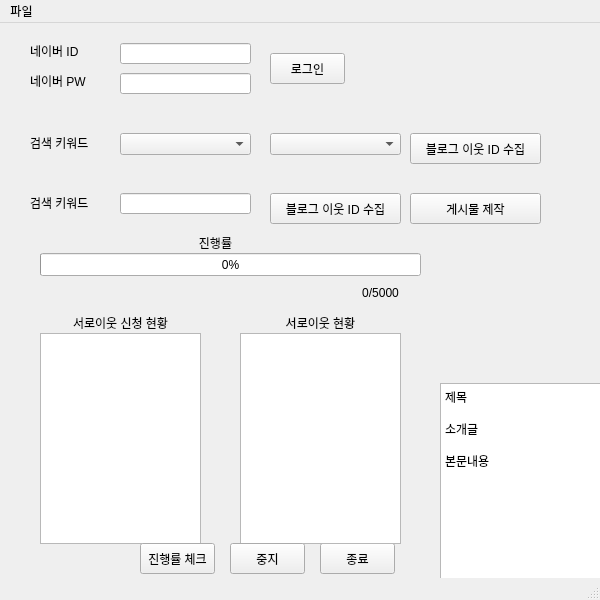
jae-heo/blog-manager, file requirement.ui: the form before one commit.
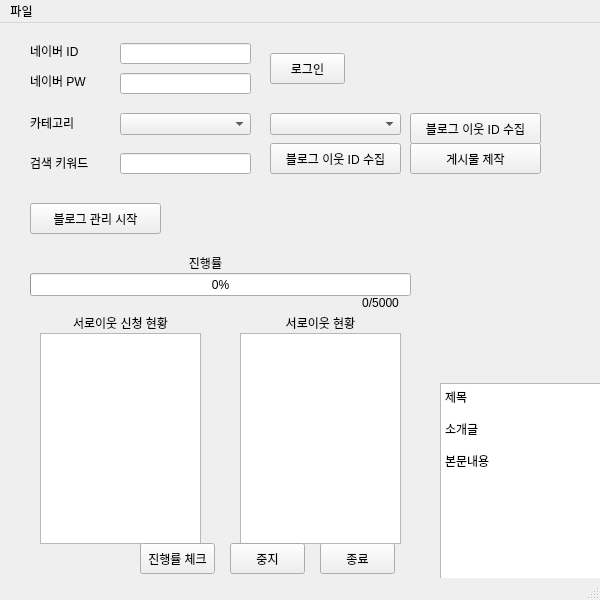
The form after the commit.

Commit message: neighbor request 기능 버튼 추가

```diff
--- a/requirement.ui
+++ b/requirement.ui
@@ -82,7 +82,7 @@
     <property name="geometry">
      <rect>
       <x>30</x>
-      <y>170</y>
+      <y>130</y>
       <width>71</width>
       <height>20</height>
      </rect>
@@ -95,13 +95,13 @@
     <property name="geometry">
      <rect>
       <x>30</x>
-      <y>110</y>
+      <y>90</y>
       <width>81</width>
       <height>20</height>
      </rect>
     </property>
     <property name="text">
-     <string>검색 키워드</string>
+     <string>카테고리</string>
     </property>
    </widget>
    <widget class="QLineEdit" name="username_text">
@@ -128,7 +128,7 @@
     <property name="geometry">
      <rect>
       <x>120</x>
-      <y>170</y>
+      <y>130</y>
       <width>131</width>
       <height>21</height>
      </rect>
@@ -138,7 +138,7 @@
     <property name="geometry">
      <rect>
       <x>120</x>
-      <y>110</y>
+      <y>90</y>
       <width>131</width>
       <height>22</height>
      </rect>
@@ -148,7 +148,7 @@
     <property name="geometry">
      <rect>
       <x>270</x>
-      <y>110</y>
+      <y>90</y>
       <width>131</width>
       <height>22</height>
      </rect>
@@ -157,8 +157,8 @@
    <widget class="QProgressBar" name="neighbor_request_progress_bar">
     <property name="geometry">
      <rect>
-      <x>40</x>
-      <y>230</y>
+      <x>30</x>
+      <y>250</y>
       <width>381</width>
       <height>23</height>
      </rect>
@@ -171,7 +171,7 @@
     <property name="geometry">
      <rect>
       <x>330</x>
-      <y>260</y>
+      <y>270</y>
       <width>101</width>
       <height>20</height>
      </rect>
@@ -205,8 +205,8 @@
    <widget class="QLabel" name="neighbor_request_message_labe_5">
     <property name="geometry">
      <rect>
-      <x>40</x>
-      <y>210</y>
+      <x>30</x>
+      <y>230</y>
       <width>351</width>
       <height>20</height>
      </rect>
@@ -225,7 +225,7 @@
     <property name="geometry">
      <rect>
       <x>410</x>
-      <y>110</y>
+      <y>90</y>
       <width>131</width>
       <height>31</height>
      </rect>
@@ -238,7 +238,7 @@
     <property name="geometry">
      <rect>
       <x>270</x>
-      <y>170</y>
+      <y>120</y>
       <width>131</width>
       <height>31</height>
      </rect>
@@ -334,7 +334,7 @@
     <property name="geometry">
      <rect>
       <x>410</x>
-      <y>170</y>
+      <y>120</y>
       <width>131</width>
       <height>31</height>
      </rect>
@@ -343,6 +343,19 @@
      <string>게시물 제작</string>
     </property>
    </widget>
+   <widget class="QPushButton" name="neighbor_request_button">
+    <property name="geometry">
+     <rect>
+      <x>30</x>
+      <y>180</y>
+      <width>131</width>
+      <height>31</height>
+     </rect>
+    </property>
+    <property name="text">
+     <string>블로그 관리 시작</string>
+    </property>
+   </widget>
   </widget>
   <widget class="QMenuBar" name="menubar">
    <property name="geometry">
```
The commit also changes 1 other file.
